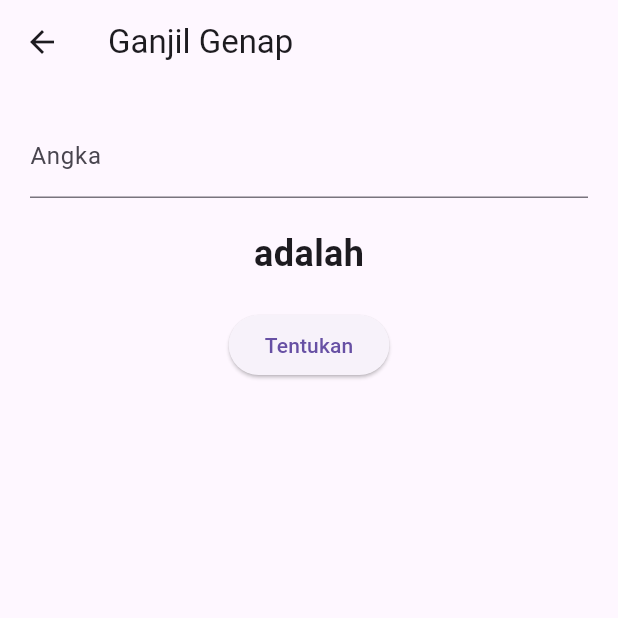
After one commit to kanochiiyo/pam_tugas1, a Flutter app: the GanjilGenap screen opened directly, on a phone screen of 412 x 824 dp, the top half of it. The commit adds this screen. Run offline on Flutter 3.47's test engine with Material 3 defaults, Android fonts, the phone set to English and light mode, and no system bars; our stand-ins replace firebase_auth, firebase_core; accounts and stored records are empty.

Commit message:
add menu ganjil genap, add menu operasi

```diff
--- /dev/null
+++ b/lib/pages/odd_even.dart
@@ -0,0 +1,57 @@
+import 'package:flutter/material.dart';
+
+class GanjilGenap extends StatefulWidget {
+  const GanjilGenap({super.key});
+
+  @override
+  State<GanjilGenap> createState() => _GanjilGenapState();
+}
+
+class _GanjilGenapState extends State<GanjilGenap> {
+  final TextEditingController _angkaController = TextEditingController();
+  String _hasil = "";
+
+  void _hitung() {
+    final int angka = int.tryParse(_angkaController.text) ?? 0;
+    String hasil = "";
+
+    if (angka % 2 == 0) {
+      hasil = "genap";
+    } else {
+      hasil = "ganjil";
+    }
+
+    setState(() {
+      _hasil = hasil;
+    });
+  }
+
+  @override
+  Widget build(BuildContext context) {
+    return Scaffold(
+      appBar: AppBar(title: const Text("Ganjil Genap")),
+      body: Padding(
+        padding: const EdgeInsets.all(20),
+        child: Column(
+          children: [
+            TextField(
+              controller: _angkaController,
+              decoration: const InputDecoration(labelText: "Angka"),
+              keyboardType: TextInputType.number,
+            ),
+            const SizedBox(height: 20),
+            Text(
+              "${_angkaController.text} adalah $_hasil",
+              style: const TextStyle(fontSize: 24, fontWeight: FontWeight.bold),
+            ),
+            const SizedBox(height: 20),
+            ElevatedButton(
+              onPressed: () => _hitung(),
+              child: const Text("Tentukan"),
+            ),
+          ],
+        ),
+      ),
+    );
+  }
+}
```
Also changed, not shown: lib/pages/menu_page.dart (+20 -0 lines), lib/pages/operation_page.dart (added, +137 -0 lines).
